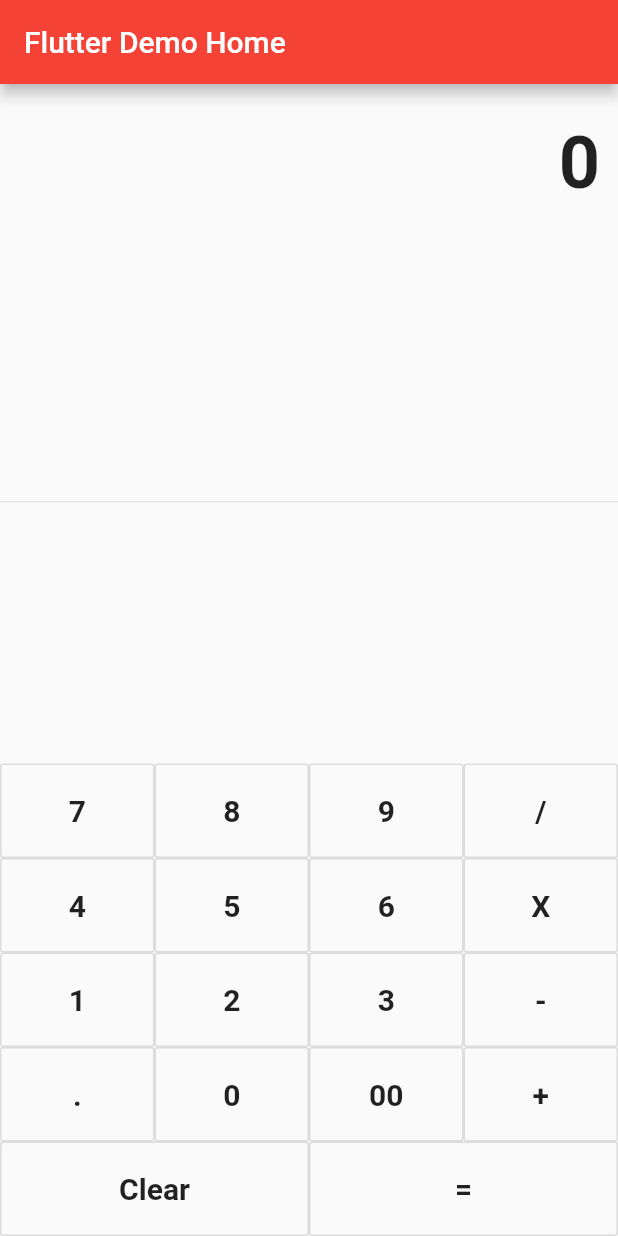
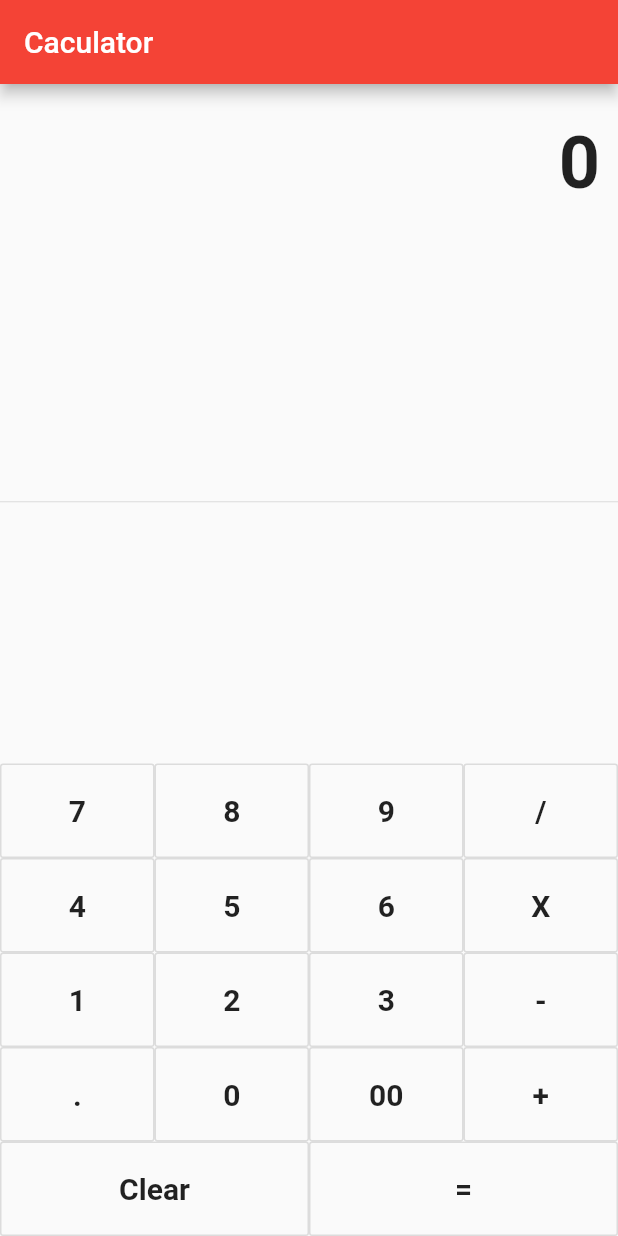
Before and after one commit to dat15021999/Flutter_Caculator_App, a Flutter app: the screen it shows after launch, on a phone screen of 412 x 824 dp. Run offline on Flutter 3.47's test engine with Material 2 defaults, Android fonts, the phone set to English and light mode, and no system bars.

Commit message:
them anh chup man hinh

```diff
--- a/flutter_app/lib/main.dart
+++ b/flutter_app/lib/main.dart
@@ -23,7 +23,7 @@ class MyApp extends StatelessWidget {
         // closer together (more dense) than on mobile platforms.
         visualDensity: VisualDensity.adaptivePlatformDensity,
       ),
-      home: MyHomePage(title: 'Flutter Demo Home'),
+      home: MyHomePage(title: 'Caculator'),
     );
   }
 }
```
Also changed, not shown: flutter_demo_app.png (added).
